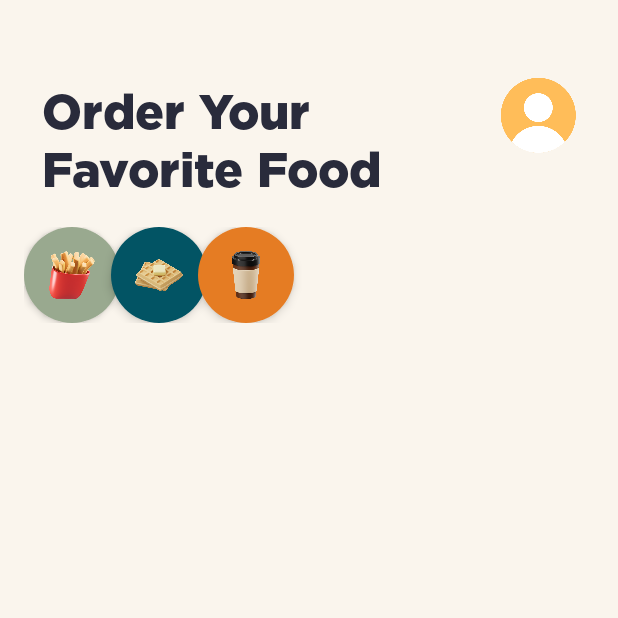
After one commit to nikuharuki/FifthStreet, an Android app: the HomeActivity screen opened directly, with no data from a screen before it, on a phone screen of 412 x 824 dp, the top half of it. The commit adds this screen. Run offline under Robolectric (Android 15) with nearby library versions, the light colour scheme and no system bars.

Commit message:
Animation buttons in Home and WIP with recyclerView

```diff
--- a/app/src/main/AndroidManifest.xml
+++ b/app/src/main/AndroidManifest.xml
@@ -12,6 +12,12 @@
         android:supportsRtl="true"
         android:theme="@style/Theme.MP1"
         tools:targetApi="31">
+        <activity
+            android:name=".each_item"
+            android:exported="false" />
+        <activity
+            android:name=".HomeActivity"
+            android:exported="false" />
         <activity
             android:name=".SplashActivity"
             android:exported="true">
--- /dev/null
+++ b/app/src/main/java/com/example/fifthstreet/Food.kt
@@ -0,0 +1,3 @@
+package com.example.fifthstreet
+
+data class Food(val image: Int, val name: String, val price: String, val description: String)
--- /dev/null
+++ b/app/src/main/java/com/example/fifthstreet/HomeActivity.kt
@@ -0,0 +1,105 @@
+package com.example.fifthstreet
+
+import android.animation.ValueAnimator
+import androidx.appcompat.app.AppCompatActivity
+import android.os.Bundle
+import android.view.View
+import android.widget.TextView
+import androidx.recyclerview.widget.RecyclerView
+import com.example.fifthstreet.databinding.ActivityHomeBinding
+
+class HomeActivity : AppCompatActivity() {
+
+    private lateinit var binding : ActivityHomeBinding
+    private lateinit var recyclerView: RecyclerView
+
+
+    override fun onCreate(savedInstanceState: Bundle?) {
+        super.onCreate(savedInstanceState)
+        binding = ActivityHomeBinding.inflate(layoutInflater)
+        setContentView(binding.root)
+
+        init()
+
+        var animator1 : ValueAnimator? = null
+        var animator2 : ValueAnimator? = null
+        var animator3 : ValueAnimator? = null
+        var activeAnimator : ValueAnimator? = null
+
+
+        binding.friesBtn.setOnClickListener {
+
+                if (activeAnimator !== animator1 || animator1 == null) {
+                    activeAnimator?.reverse()
+
+                    binding.tvFries.text = "Potato Corner"
+                    binding.tvFries.visibility = View.VISIBLE
+                    binding.tvFries.measure(0, 0)
+
+                    animator1 = createAnimator(binding.tvFries)
+                    animator1!!.start()
+                    activeAnimator = animator1
+                }
+
+
+        }
+
+        binding.waffleBtn.setOnClickListener {
+
+            if (activeAnimator !== animator2 || animator2 == null) {
+                activeAnimator?.reverse()
+
+                binding.tvWaffle.text = "Belgian Waffles"
+                binding.tvWaffle.visibility = View.VISIBLE
+                binding.tvWaffle.measure(0, 0)
+
+                animator2 = createAnimator(binding.tvWaffle)
+                animator2!!.start()
+                activeAnimator = animator2
+            }
+
+
+        }
+
+        binding.coffeeBtn.setOnClickListener {
+
+            if (activeAnimator !== animator3 || animator3 == null) {
+                activeAnimator?.reverse()
+
+                binding.tvCoffee.text = "Starbucks"
+                binding.tvCoffee.visibility = View.VISIBLE
+                binding.tvCoffee.measure(0, 0)
+
+                animator3 = createAnimator(binding.tvCoffee)
+                animator3!!.start()
+                activeAnimator = animator3
+            }
+        }
+
+    }
+
+    private fun createAnimator(textview : TextView): ValueAnimator {
+
+        val initSize = textview.measuredWidth
+
+        val animator = ValueAnimator.ofInt(0,initSize)
+        animator.duration = 250
+
+
+        animator.addUpdateListener { animation ->
+            val value = animation.animatedValue as Int
+            val layoutParams = textview.layoutParams
+            layoutParams.width = value
+            textview.requestLayout()
+        }
+        return animator
+    }
+
+    private fun init(){
+        recyclerView = binding.recyclerView
+    }
+
+    private fun addDataToList(){
+
+    }
+}
--- a/app/src/main/java/com/example/fifthstreet/introActivity.kt
+++ b/app/src/main/java/com/example/fifthstreet/introActivity.kt
@@ -2,8 +2,11 @@ package com.example.fifthstreet
 
 import androidx.appcompat.app.AppCompatActivity
 import android.os.Bundle
+import com.example.fifthstreet.databinding.ActivityIntroBinding
 
 class introActivity : AppCompatActivity() {
+
+    private lateinit var binding: ActivityIntroBinding
     override fun onCreate(savedInstanceState: Bundle?) {
         super.onCreate(savedInstanceState)
         setContentView(R.layout.activity_intro)
--- /dev/null
+++ b/app/src/main/res/layout/activity_home.xml
@@ -0,0 +1,184 @@
+<?xml version="1.0" encoding="utf-8"?>
+<androidx.constraintlayout.widget.ConstraintLayout xmlns:android="http://schemas.android.com/apk/res/android"
+    xmlns:app="http://schemas.android.com/apk/res-auto"
+    xmlns:tools="http://schemas.android.com/tools"
+    android:layout_width="match_parent"
+    android:layout_height="match_parent"
+    android:background="#FAF5ED"
+    tools:context=".HomeActivity">
+
+    <androidx.constraintlayout.widget.Guideline
+        android:id="@+id/guideline3"
+        android:layout_width="wrap_content"
+        android:layout_height="wrap_content"
+        android:orientation="vertical"
+        app:layout_constraintGuide_begin="16dp" />
+
+    <androidx.constraintlayout.widget.Guideline
+        android:id="@+id/guideline4"
+        android:layout_width="wrap_content"
+        android:layout_height="wrap_content"
+        android:orientation="vertical"
+        app:layout_constraintGuide_begin="395dp" />
+
+    <androidx.constraintlayout.widget.Guideline
+        android:id="@+id/guideline5"
+        android:layout_width="wrap_content"
+        android:layout_height="wrap_content"
+        android:orientation="horizontal"
+        app:layout_constraintGuide_begin="875dp" />
+
+    <androidx.constraintlayout.widget.Guideline
+        android:id="@+id/guideline6"
+        android:layout_width="wrap_content"
+        android:layout_height="wrap_content"
+        android:orientation="horizontal"
+        app:layout_constraintGuide_begin="16dp" />
+
+    <TextView
+        android:id="@+id/Heading"
+        android:layout_width="wrap_content"
+        android:layout_height="wrap_content"
+        android:layout_marginStart="28dp"
+        android:layout_marginTop="52dp"
+        android:fontFamily="@font/gothamblack"
+
+        android:text="Order Your\nFavorite Food"
+        android:textColor="@color/primary_dark"
+        android:textSize="32sp"
+        app:layout_constraintStart_toStartOf="parent"
+        app:layout_constraintTop_toTopOf="parent" />
+
+    <ImageView
+        android:id="@+id/imageView"
+        android:layout_width="wrap_content"
+        android:layout_height="50dp"
+        android:layout_marginTop="52dp"
+
+        android:layout_marginEnd="28dp"
+        android:adjustViewBounds="true"
+
+
+        android:src="@drawable/profile"
+        app:layout_constraintEnd_toEndOf="parent"
+        app:layout_constraintTop_toTopOf="parent" />
+
+    <LinearLayout
+        android:id="@+id/linearLayout"
+        android:layout_width="match_parent"
+        android:layout_height="wrap_content"
+        android:orientation="horizontal"
+        android:padding="16dp"
+        app:layout_constraintTop_toBottomOf="@id/Heading"
+        tools:layout_editor_absoluteX="12dp">
+
+
+        <LinearLayout
+            android:id="@+id/fries_btn"
+            android:layout_width="wrap_content"
+            android:layout_height="wrap_content"
+            android:background="@drawable/bg_rounded_primary"
+            android:backgroundTint="#99A98F"
+            android:clickable="true"
+            android:elevation="3dp"
+            android:gravity="center"
+            android:orientation="horizontal"
+            android:padding="16dp">
+
+            <ImageView
+                android:layout_width="32dp"
+                android:layout_height="32dp"
+                android:background="@drawable/fries" />
+
+            <TextView
+                android:id="@+id/tvFries"
+                android:layout_width="wrap_content"
+                android:layout_height="wrap_content"
+                android:fontFamily="@font/gothamrndmedium"
+                android:maxHeight="24dp"
+                android:paddingStart="8dp"
+                android:paddingEnd="12dp"
+                android:text=""
+                android:textSize="18sp"
+                android:visibility="gone" />
+
+        </LinearLayout>
+
+        <LinearLayout
+            android:id="@+id/waffle_btn"
+            android:layout_width="wrap_content"
+            android:layout_height="wrap_content"
+            android:layout_marginStart="-6dp"
+            android:background="@drawable/bg_rounded_primary"
+            android:backgroundTint="#025464"
+            android:clickable="true"
+            android:elevation="4dp"
+            android:gravity="center"
+            android:orientation="horizontal"
+            android:padding="16dp">
+
+            <ImageView
+                android:layout_width="32dp"
+                android:layout_height="32dp"
+                android:background="@drawable/waffle" />
+
+            <TextView
+                android:id="@+id/tvWaffle"
+                android:layout_width="wrap_content"
+                android:layout_height="wrap_content"
+                android:fontFamily="@font/gothamrndmedium"
+                android:maxHeight="24dp"
+                android:paddingStart="8dp"
+                android:paddingEnd="12dp"
+                android:text=""
+                android:textColor="@color/white"
+                android:textSize="18sp"
+                android:visibility="gone" />
+
+        </LinearLayout>
+
+        <LinearLayout
+            android:id="@+id/coffee_btn"
+            android:layout_width="wrap_content"
+            android:layout_height="wrap_content"
+            android:layout_marginStart="-6dp"
+            android:background="@drawable/bg_rounded_primary"
+            android:backgroundTint="#E57C23"
+            android:clickable="true"
+            android:elevation="4dp"
+            android:gravity="center"
+            android:orientation="horizontal"
+            android:padding="16dp">
+
+            <ImageView
+                android:layout_width="32dp"
+                android:layout_height="32dp"
+                android:background="@drawable/coffee" />
+
+            <TextView
+                android:id="@+id/tvCoffee"
+                android:layout_width="wrap_content"
+                android:layout_height="wrap_content"
+                android:fontFamily="@font/gothamrndmedium"
+                android:maxHeight="24dp"
+                android:paddingStart="8dp"
+                android:paddingEnd="12dp"
+                android:text=""
+                android:textSize="18sp"
+                android:visibility="gone" />
+
+        </LinearLayout>
+
+
+    </LinearLayout>
+
+    <androidx.recyclerview.widget.RecyclerView
+        android:id="@+id/recyclerView"
+        android:layout_width="0dp"
+        android:layout_height="wrap_content"
+        app:layout_constraintEnd_toStartOf="@+id/guideline4"
+        app:layout_constraintStart_toStartOf="@+id/guideline3"
+        app:layout_constraintTop_toBottomOf="@+id/linearLayout" />
+
+
+</androidx.constraintlayout.widget.ConstraintLayout>
--- a/app/src/main/res/values/themes.xml
+++ b/app/src/main/res/values/themes.xml
@@ -17,6 +17,11 @@
         <item name="android:textColor">@color/white</item>
     </style>
 
+    <style name="Theme.GridLayout" parent="Theme.MaterialComponents.DayNight.NoActionBar">
+
+        <item name="android:statusBarColor" tools:targetApi="l">?attr/colorPrimaryVariant</item>
+    </style>
+
 
 
 </resources>
```
Also changed, not shown: app/src/main/java/com/example/fifthstreet/SplashActivity.kt (+8 -0 lines), app/src/main/res/layout/each_item.xml (added, +75 -0 lines), app/src/main/res/drawable/coffee.png (added), app/src/main/res/drawable/each_item_image_view.png (added), app/src/main/res/drawable/fries.png (added), app/src/main/res/drawable/profile.png (added), app/src/main/res/drawable/waffle.png (added), app/src/main/res/font/gothamblack.otf (added).
